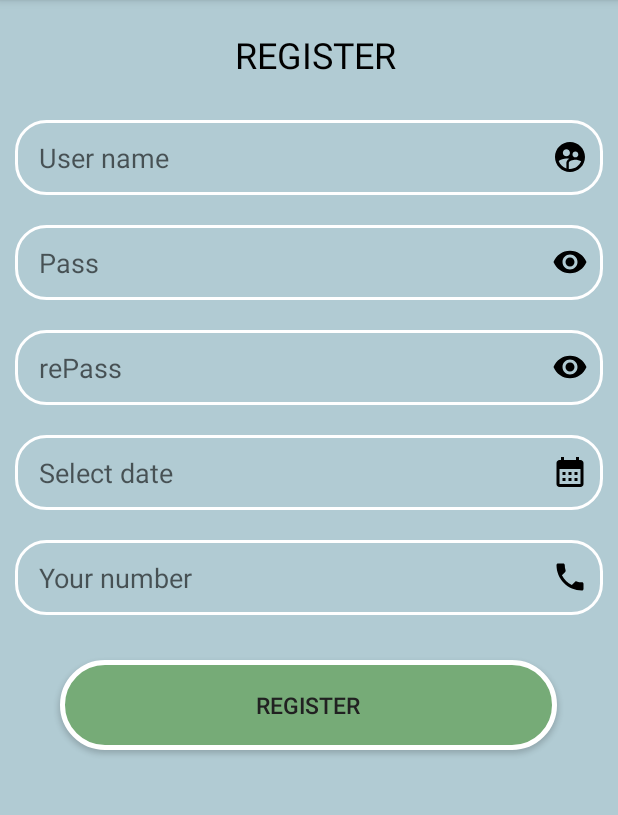
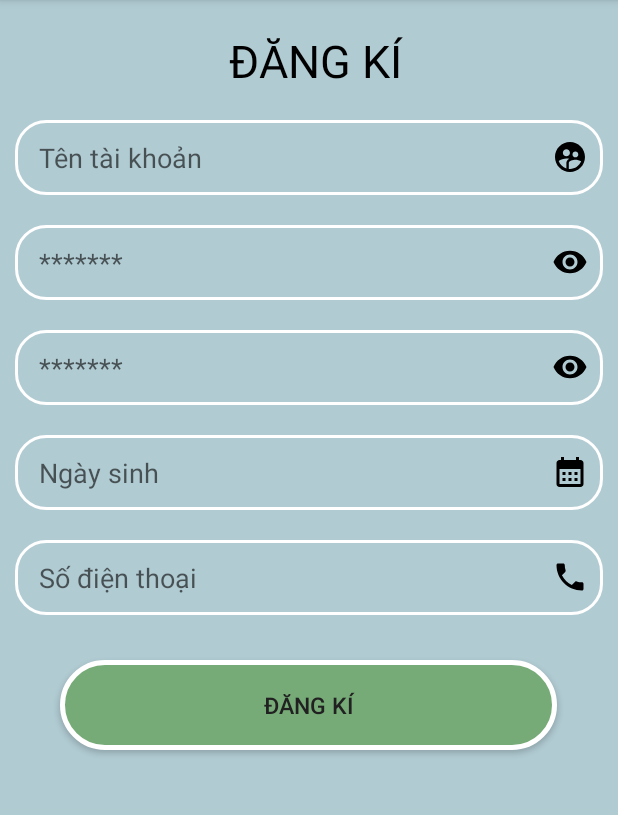
Before and after one commit to iFrancez/QUAN_LI_SINH_VIEN_MB, an Android app: the MainActivity screen opened directly, with no data from a screen before it, on a phone screen of 412 x 824 dp, the part 84-899 px from its top. Run offline under Robolectric (Android 15) with nearby library versions, the phone set to English and light mode, and no system bars.

Commit message:
edit register and Search of Student

```diff
--- a/app/src/main/java/com/example/quan_li_sinh_vien/ActivityAddSubject.java
+++ b/app/src/main/java/com/example/quan_li_sinh_vien/ActivityAddSubject.java
@@ -5,6 +5,7 @@ import androidx.appcompat.app.AppCompatActivity;
 import android.app.Dialog;
 import android.content.Intent;
 import android.os.Bundle;
+import android.text.InputType;
 import android.view.View;
 import android.widget.Button;
 import android.widget.EditText;
@@ -26,6 +27,7 @@ public class ActivityAddSubject extends AppCompatActivity {
 
         buttonAddSubject = findViewById(R.id.buttonAddSubject);
         editSubjectCredit = findViewById(R.id.EditTextSubjectCredit);
+        editSubjectCredit.setInputType(InputType.TYPE_CLASS_NUMBER); //nhập được số thôi
         editSubjectTime = findViewById(R.id.EditTextSubjectTime);
         editSubjectPlace = findViewById(R.id.EditTextSubjectPlace);
         editSubjectTitle = findViewById(R.id.EditTextSubjectTitle);
--- a/app/src/main/java/com/example/quan_li_sinh_vien/ActivitySubject.java
+++ b/app/src/main/java/com/example/quan_li_sinh_vien/ActivitySubject.java
@@ -47,7 +47,6 @@ public class ActivitySubject extends AppCompatActivity {
         searchButtonSubject = findViewById(R.id.buttonEnterSearchSubject);
         buttonRefresh = findViewById(R.id.buttonRefreshSubject);
 
-
         toolbar = findViewById(R.id.toolbarSubject);
         listViewSubject = findViewById(R.id.listviewSubject);
 
@@ -90,8 +89,6 @@ public class ActivitySubject extends AppCompatActivity {
         buttonRefresh.setOnClickListener(new View.OnClickListener() {
             @Override
             public void onClick(View view) {
-
-
 
                 // Tải lại dữ liệu ban đầu
                 ArrayListSubject.clear();
--- a/app/src/main/java/com/example/quan_li_sinh_vien/adapter/adapterstudent.java
+++ b/app/src/main/java/com/example/quan_li_sinh_vien/adapter/adapterstudent.java
@@ -85,4 +85,9 @@ public class adapterstudent extends BaseAdapter {
         });
         return view;
     }
+
+    public void clear() {
+        ArrayListStudent.clear();
+        notifyDataSetChanged();
+    }
 }
--- a/app/src/main/res/layout/activity_login.xml
+++ b/app/src/main/res/layout/activity_login.xml
@@ -34,7 +34,7 @@
         android:layout_width="match_parent"
         android:layout_height="wrap_content"
         android:layout_below="@id/username1"
-        android:layout_marginTop="50dp"
+        android:layout_marginTop="20dp"
         android:background="@drawable/shape_edittext"
         android:drawableRight="@drawable/baseline_visibility_24"
         android:paddingLeft="16dp"
@@ -50,7 +50,7 @@
         android:layout_below="@+id/password1"
 
         android:layout_centerInParent="true"
-        android:layout_marginTop="40dp"
+        android:layout_marginTop="30dp"
         android:background="@drawable/background_button"
         android:text="Đăng nhập" />
 
@@ -62,7 +62,7 @@
         android:layout_below="@+id/btnsignin1"
 
         android:layout_centerInParent="true"
-        android:layout_marginTop="20dp"
+        android:layout_marginTop="30dp"
         android:background="@drawable/background_button"
 
         android:text="Chưa có tài khoản ? Đăng kí tại đây"
--- a/app/src/main/res/layout/activity_main.xml
+++ b/app/src/main/res/layout/activity_main.xml
@@ -15,9 +15,9 @@
         android:layout_marginStart="8dp"
         android:layout_marginTop="10dp"
         android:gravity="center"
-        android:text="REGISTER"
+        android:text="ĐĂNG KÍ"
         android:textColor="@color/black"
-        android:textSize="24sp" />
+        android:textSize="30sp" />
 
     <EditText
         android:id="@+id/username"
@@ -26,7 +26,7 @@
         android:layout_marginTop="70dp"
         android:background="@drawable/shape_edittext"
         android:drawableRight="@drawable/baseline_supervised_user_circle_24"
-        android:hint="User name"
+        android:hint="Tên tài khoản"
 
         android:paddingLeft="16dp" />
 
@@ -39,7 +39,7 @@
 
         android:background="@drawable/shape_edittext"
         android:drawableRight="@drawable/baseline_visibility_24"
-        android:hint="Pass"
+        android:hint="*******"
         android:paddingLeft="16dp" />
 
     <EditText
@@ -51,7 +51,7 @@
         android:background="@drawable/shape_edittext"
 
         android:drawableRight="@drawable/baseline_visibility_24"
-        android:hint="rePass"
+        android:hint="*******"
         android:paddingLeft="16dp" />
 
 
@@ -59,14 +59,12 @@
         android:id="@+id/edit_text_date"
         android:layout_width="match_parent"
         android:layout_height="wrap_content"
+        android:layout_below="@id/Repassword"
+        android:layout_marginTop="20dp"
         android:background="@drawable/shape_edittext"
         android:drawableRight="@drawable/baseline_calendar_month_24"
-        android:layout_marginTop="20dp"
-        android:paddingLeft="16dp"
-        android:layout_below="@id/Repassword"
-        android:hint="Select date" />
-
-
+        android:hint="Ngày sinh"
+        android:paddingLeft="16dp" />
 
 
     <EditText
@@ -78,7 +76,7 @@
         android:background="@drawable/shape_edittext"
         android:drawableRight="@drawable/baseline_local_phone_24"
 
-        android:hint="Your number"
+        android:hint="Số điện thoại"
         android:inputType="number"
         android:paddingLeft="16dp" />
 
@@ -90,7 +88,7 @@
         android:layout_centerInParent="true"
         android:layout_marginTop="30dp"
         android:background="@drawable/background_button"
-        android:text="Register"
+        android:text="Đăng kí"
         android:textColor="#212121"
         android:textSize="15dp"
         tools:ignore="TextSizeCheck" />
```
Also changed, not shown: app/src/main/java/com/example/quan_li_sinh_vien/ActivityStudent.java (+69 -0 lines), app/src/main/java/com/example/quan_li_sinh_vien/MainActivity.java (+58 -16 lines), app/src/main/res/layout/activity_student.xml (+19 -1 lines).
